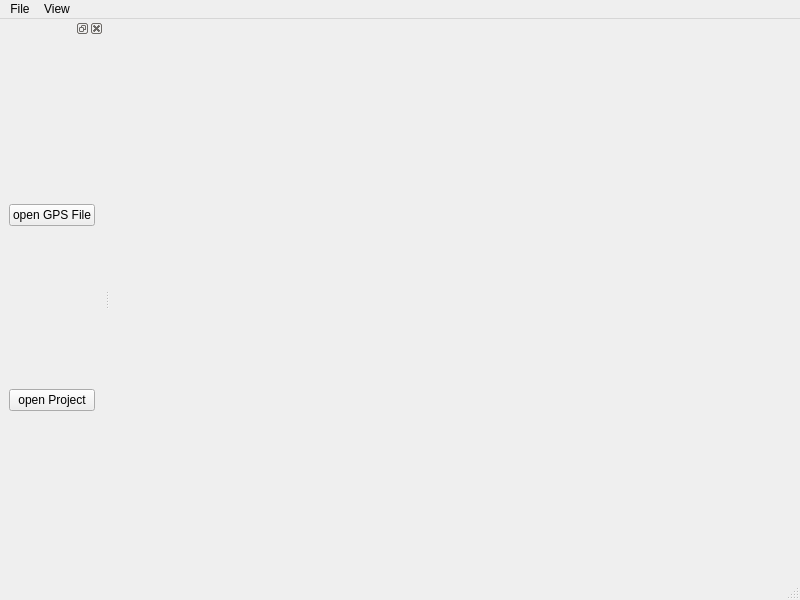
Before: the Qt Designer form ui/Ui_Locomotif.ui in zzr1100/locomotifGUI, drawn with Qt 5.
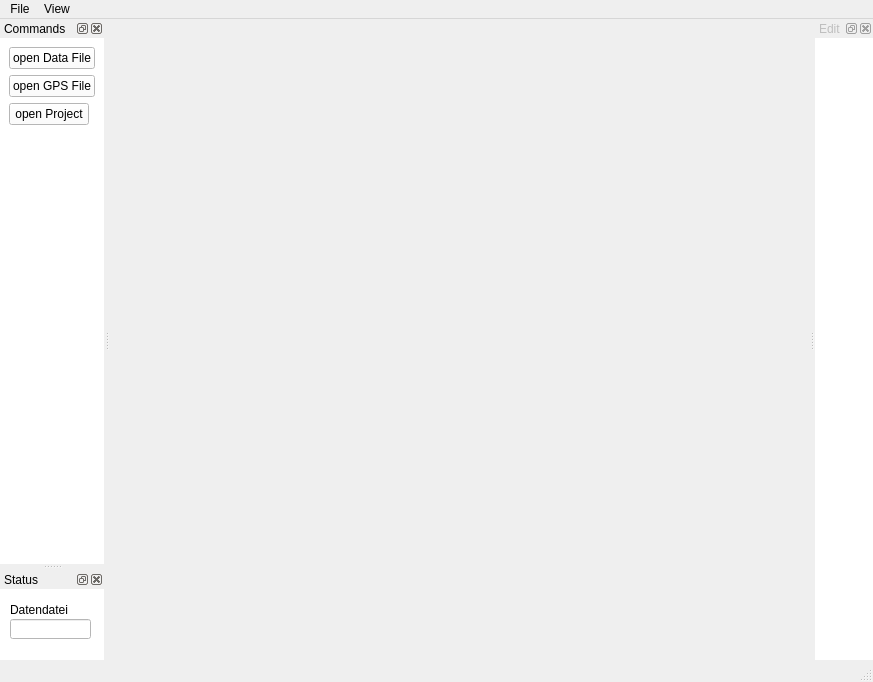
After: the same form once the commit is applied. Custom widgets are drawn as their Qt base class.

Patch:
```diff
--- a/ui/Ui_Locomotif.ui
+++ b/ui/Ui_Locomotif.ui
@@ -6,8 +6,8 @@
    <rect>
     <x>0</x>
     <y>0</y>
-    <width>800</width>
-    <height>600</height>
+    <width>873</width>
+    <height>682</height>
    </rect>
   </property>
   <property name="windowTitle">
@@ -19,7 +19,7 @@
     <rect>
      <x>0</x>
      <y>0</y>
-     <width>800</width>
+     <width>873</width>
      <height>21</height>
     </rect>
    </property>
@@ -48,34 +48,123 @@
   </widget>
   <widget class="QStatusBar" name="statusbar"/>
   <widget class="QDockWidget" name="QuickCommand">
+   <property name="acceptDrops">
+    <bool>true</bool>
+   </property>
+   <property name="whatsThis">
+    <string>&lt;html&gt;&lt;head/&gt;&lt;body&gt;&lt;p&gt;Bla Bla ...&lt;/p&gt;&lt;/body&gt;&lt;/html&gt;</string>
+   </property>
+   <property name="autoFillBackground">
+    <bool>false</bool>
+   </property>
+   <property name="styleSheet">
+    <string notr="true">border-color: rgb(0, 0, 0);
+background-color: rgb(255, 255, 255);</string>
+   </property>
    <property name="floating">
     <bool>false</bool>
    </property>
    <property name="allowedAreas">
     <set>Qt::LeftDockWidgetArea|Qt::RightDockWidgetArea</set>
    </property>
+   <property name="windowTitle">
+    <string>Commands</string>
+   </property>
    <attribute name="dockWidgetArea">
     <number>1</number>
    </attribute>
    <widget class="QWidget" name="dockWidgetContents">
-    <layout class="QVBoxLayout" name="verticalLayout">
-     <item>
-      <widget class="QPushButton" name="cmdLoadFile">
+    <layout class="QFormLayout" name="formLayout">
+     <property name="fieldGrowthPolicy">
+      <enum>QFormLayout::AllNonFixedFieldsGrow</enum>
+     </property>
+     <item row="4" column="0">
+      <widget class="QPushButton" name="cmdLoadGPSFile">
        <property name="text">
         <string>open GPS File</string>
        </property>
       </widget>
      </item>
-     <item>
+     <item row="5" column="0">
       <widget class="QPushButton" name="cmdLoadProject">
        <property name="text">
         <string>open Project</string>
        </property>
       </widget>
      </item>
+     <item row="3" column="0">
+      <widget class="QPushButton" name="cmdLoadDataFile">
+       <property name="text">
+        <string>open Data File</string>
+       </property>
+      </widget>
+     </item>
     </layout>
    </widget>
   </widget>
+  <widget class="QDockWidget" name="QuickStatus">
+   <property name="autoFillBackground">
+    <bool>false</bool>
+   </property>
+   <property name="styleSheet">
+    <string notr="true">background-color: rgb(255, 255, 255);</string>
+   </property>
+   <property name="allowedAreas">
+    <set>Qt::LeftDockWidgetArea|Qt::RightDockWidgetArea</set>
+   </property>
+   <property name="windowTitle">
+    <string>Status</string>
+   </property>
+   <attribute name="dockWidgetArea">
+    <number>1</number>
+   </attribute>
+   <widget class="QWidget" name="dockWidgetContents_2">
+    <widget class="QLabel" name="label">
+     <property name="geometry">
+      <rect>
+       <x>10</x>
+       <y>10</y>
+       <width>71</width>
+       <height>21</height>
+      </rect>
+     </property>
+     <property name="text">
+      <string>Datendatei</string>
+     </property>
+    </widget>
+    <widget class="QLineEdit" name="loadedDataFileName">
+     <property name="geometry">
+      <rect>
+       <x>10</x>
+       <y>30</y>
+       <width>81</width>
+       <height>20</height>
+      </rect>
+     </property>
+    </widget>
+   </widget>
+  </widget>
+  <widget class="QDockWidget" name="QuickEdit">
+   <property name="enabled">
+    <bool>false</bool>
+   </property>
+   <property name="autoFillBackground">
+    <bool>false</bool>
+   </property>
+   <property name="styleSheet">
+    <string notr="true">background-color: rgb(255, 255, 255);</string>
+   </property>
+   <property name="allowedAreas">
+    <set>Qt::LeftDockWidgetArea|Qt::RightDockWidgetArea</set>
+   </property>
+   <property name="windowTitle">
+    <string>Edit</string>
+   </property>
+   <attribute name="dockWidgetArea">
+    <number>2</number>
+   </attribute>
+   <widget class="QWidget" name="dockWidgetContents_4"/>
+  </widget>
   <action name="actionQuit">
    <property name="text">
     <string>Quit</string>
@@ -92,6 +181,13 @@
    </property>
   </action>
  </widget>
+ <customwidgets>
+  <customwidget>
+   <class>QwtPlot</class>
+   <extends>QFrame</extends>
+   <header>qwt_plot.h</header>
+  </customwidget>
+ </customwidgets>
  <resources/>
  <connections>
   <connection>
```
Left out of the diff: 146 changed lines with no effect on the pictures.
